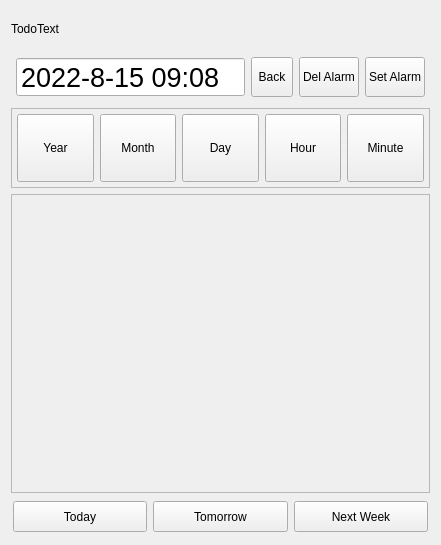
Old version of the form src/msgdialog.ui in the repository ic005k/Knot-Legacy.
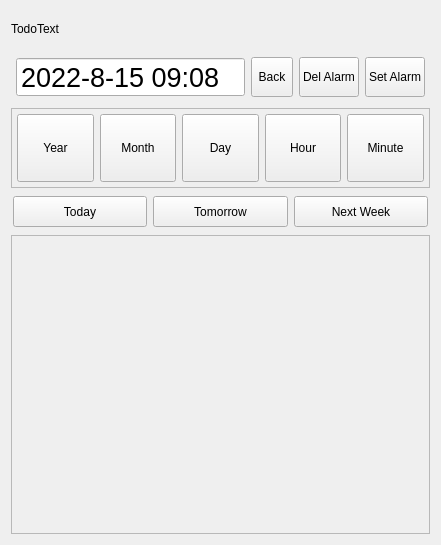
New version of the form.

The edit to the form file:
```diff
--- a/src/msgdialog.ui
+++ b/src/msgdialog.ui
@@ -265,16 +265,6 @@
      </layout>
     </widget>
    </item>
-   <item>
-    <widget class="QFrame" name="frameSel">
-     <property name="frameShape">
-      <enum>QFrame::StyledPanel</enum>
-     </property>
-     <property name="frameShadow">
-      <enum>QFrame::Raised</enum>
-     </property>
-    </widget>
-   </item>
    <item>
     <widget class="QFrame" name="frameBtnFun">
      <property name="maximumSize">
@@ -344,6 +334,16 @@
      </layout>
     </widget>
    </item>
+   <item>
+    <widget class="QFrame" name="frameSel">
+     <property name="frameShape">
+      <enum>QFrame::StyledPanel</enum>
+     </property>
+     <property name="frameShadow">
+      <enum>QFrame::Raised</enum>
+     </property>
+    </widget>
+   </item>
   </layout>
  </widget>
  <resources/>
```
